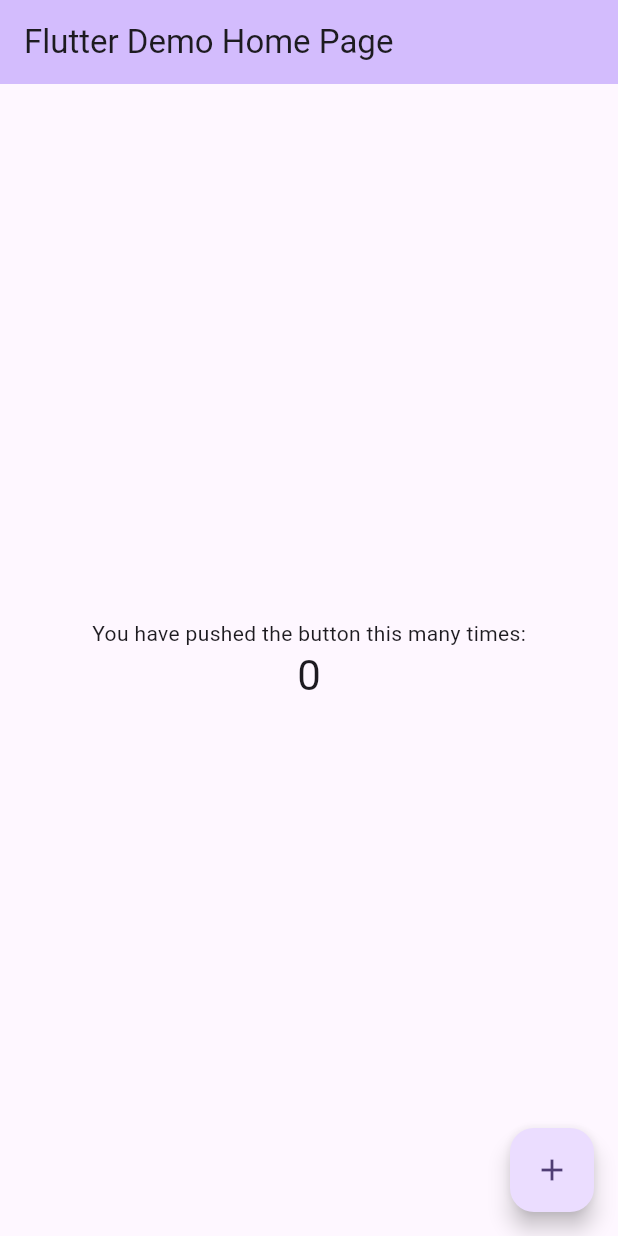
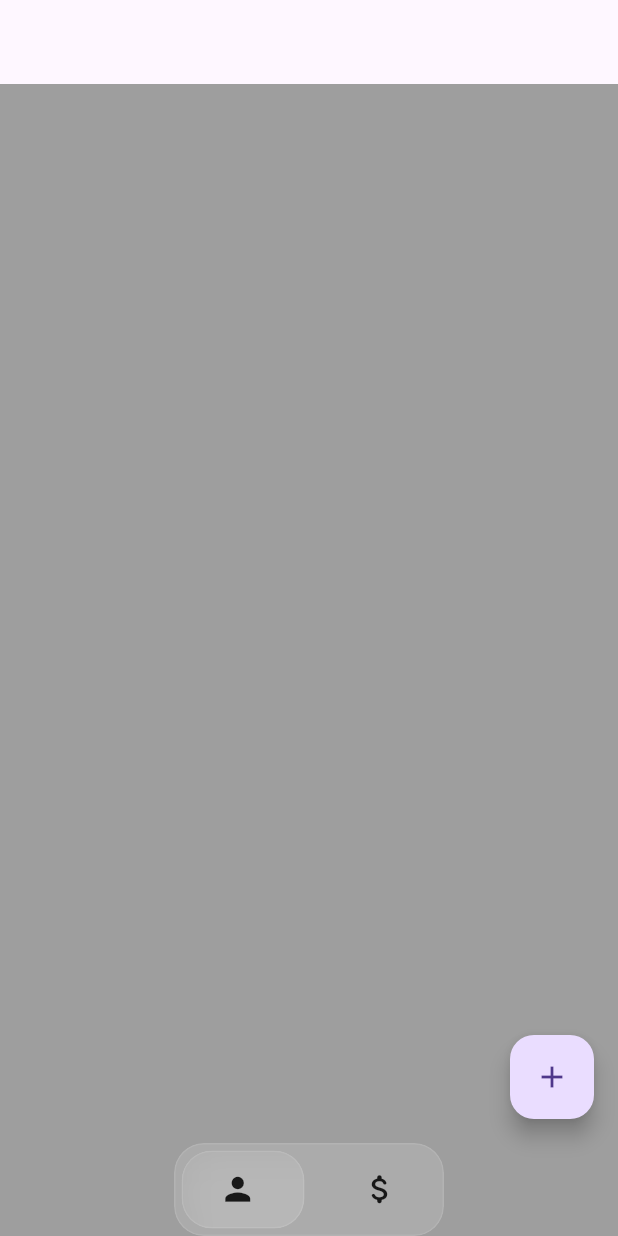
Before and after one commit to TCC-Gym-Admin/TCC-Gym-Admin-Front, a Flutter app: the screen it shows after launch, on a phone screen of 412 x 824 dp. Run offline on Flutter 3.47's test engine with Material 3 defaults, Android fonts, the phone set to English and light mode, and no system bars; our stand-ins replace equatable, flutter_bloc, flutter_modular.

Commit message:
create nav bar with liquid glass

```diff
--- /dev/null
+++ b/lib/app/app_module.dart
@@ -0,0 +1,15 @@
+import 'package:flutter_modular/flutter_modular.dart';
+import 'package:tcc_gym_admin_front/feature/home/home_module.dart';
+
+class AppModule extends Module {
+  @override
+  List<Module> get imports => [];
+
+  @override
+  void binds(Injector i) {}
+
+  @override
+  void routes(RouteManager r) {
+    r.module('/', module: HomeModule());
+  }
+}
--- a/lib/app/app_widget.dart
+++ b/lib/app/app_widget.dart
@@ -1,17 +1,19 @@
 import 'package:flutter/material.dart';
-import 'package:tcc_gym_admin_front/feature/home/page/home_page.dart';
+import 'package:flutter_modular/flutter_modular.dart';
 
-class MyApp extends StatelessWidget {
-  const MyApp({super.key});
+class AppWidget extends StatelessWidget {
+  const AppWidget({super.key});
 
   @override
   Widget build(BuildContext context) {
-    return MaterialApp(
+    return MaterialApp.router(
       title: 'Flutter Demo',
-      theme: ThemeData(
-        colorScheme: ColorScheme.fromSeed(seedColor: Colors.deepPurple),
-      ),
-      home: const MyHomePage(title: 'Flutter Demo Home Page'),
+      theme: ThemeData(),
+      routerConfig: Modular.routerConfig,
+      debugShowCheckedModeBanner: false,
+      builder: (context, child) {
+        return MediaQuery(data: MediaQuery.of(context), child: child!);
+      },
     );
   }
 }
--- /dev/null
+++ b/lib/core/widget/liquid_glass.dart
@@ -0,0 +1,25 @@
+import 'dart:ui';
+
+import 'package:flutter/material.dart';
+
+Widget liquidGlass({
+  required Widget child,
+  double blur = 15,
+  int opacity = 35,
+  BorderRadius borderRadius = const BorderRadius.all(Radius.circular(20)),
+}) {
+  return ClipRRect(
+    borderRadius: borderRadius,
+    child: BackdropFilter(
+      filter: ImageFilter.blur(sigmaX: blur, sigmaY: blur),
+      child: Container(
+        decoration: BoxDecoration(
+          color: Colors.white.withAlpha(opacity),
+          borderRadius: borderRadius,
+          border: Border.all(color: Colors.white.withAlpha(25)),
+        ),
+        child: child,
+      ),
+    ),
+  );
+}
--- /dev/null
+++ b/lib/feature/home/cubit/home_cubit.dart
@@ -0,0 +1,10 @@
+import 'package:flutter_bloc/flutter_bloc.dart';
+import 'package:tcc_gym_admin_front/feature/home/cubit/home_state.dart';
+
+class HomeCubit extends Cubit<HomeState> {
+  HomeCubit() : super(const HomeState());
+
+  void setSelectedIndex(int index) {
+    emit(state.copyWith(selectedIndex: index));
+  }
+}
--- /dev/null
+++ b/lib/feature/home/cubit/home_state.dart
@@ -0,0 +1,14 @@
+import 'package:equatable/equatable.dart';
+
+class HomeState extends Equatable {
+  final int selectedIndex;
+
+  const HomeState({this.selectedIndex = 0});
+
+  HomeState copyWith({int? selectedIndex}) {
+    return HomeState(selectedIndex: selectedIndex ?? this.selectedIndex);
+  }
+
+  @override
+  List<Object?> get props => [selectedIndex];
+}
--- a/lib/feature/home/home_module.dart
+++ b/lib/feature/home/home_module.dart
@@ -0,0 +1,18 @@
+import 'package:flutter_modular/flutter_modular.dart';
+import 'package:tcc_gym_admin_front/feature/home/cubit/home_cubit.dart';
+import 'package:tcc_gym_admin_front/feature/home/page/home_page.dart';
+
+class HomeModule extends Module {
+  @override
+  List<Module> get imports => [];
+
+  @override
+  void binds(Injector i) {
+    i.addLazySingleton<HomeCubit>(HomeCubit.new);
+  }
+
+  @override
+  void routes(RouteManager r) {
+    r.child('/', child: (context) => HomePage());
+  }
+}
--- /dev/null
+++ b/lib/feature/home/page/employees_page.dart
@@ -0,0 +1,15 @@
+import 'package:flutter/material.dart';
+
+class EmployeesPage extends StatefulWidget {
+  const EmployeesPage({super.key});
+
+  @override
+  State<EmployeesPage> createState() => _EmployeesPageState();
+}
+
+class _EmployeesPageState extends State<EmployeesPage> {
+  @override
+  Widget build(BuildContext context) {
+    return Container(color: Colors.grey);
+  }
+}
--- a/lib/feature/home/page/home_page.dart
+++ b/lib/feature/home/page/home_page.dart
@@ -1,47 +1,43 @@
 import 'package:flutter/material.dart';
+import 'package:flutter_bloc/flutter_bloc.dart';
+import 'package:flutter_modular/flutter_modular.dart';
+import 'package:tcc_gym_admin_front/feature/home/cubit/home_cubit.dart';
+import 'package:tcc_gym_admin_front/feature/home/cubit/home_state.dart';
+import 'package:tcc_gym_admin_front/feature/home/page/employees_page.dart';
+import 'package:tcc_gym_admin_front/feature/home/page/payments_page.dart';
+import 'package:tcc_gym_admin_front/feature/home/widgets/nav_bar/home_nav.dart';
 
-class MyHomePage extends StatefulWidget {
-  const MyHomePage({super.key, required this.title});
-
-  final String title;
+class HomePage extends StatefulWidget {
+  const HomePage();
 
   @override
-  State<MyHomePage> createState() => _MyHomePageState();
+  State<HomePage> createState() => _HomePageState();
 }
 
-class _MyHomePageState extends State<MyHomePage> {
-  int _counter = 0;
+class _HomePageState extends State<HomePage> {
+  final homeCubit = Modular.get<HomeCubit>();
 
-  void _incrementCounter() {
-    setState(() {
-      _counter++;
-    });
-  }
+  List<Widget> get _pages => [EmployeesPage(), PaymentsPage()];
 
   @override
   Widget build(BuildContext context) {
-    return Scaffold(
-      appBar: AppBar(
-        backgroundColor: Theme.of(context).colorScheme.inversePrimary,
-        title: Text(widget.title),
-      ),
-      body: Center(
-        child: Column(
-          mainAxisAlignment: .center,
-          children: <Widget>[
-            const Text('You have pushed the button this many times:'),
-            Text(
-              '$_counter',
-              style: Theme.of(context).textTheme.headlineMedium,
-            ),
-          ],
-        ),
-      ),
-      floatingActionButton: FloatingActionButton(
-        onPressed: _incrementCounter,
-        tooltip: 'Increment',
-        child: const Icon(Icons.add),
-      ),
+    return BlocBuilder<HomeCubit, HomeState>(
+      bloc: homeCubit,
+      builder: (context, state) {
+        return Scaffold(
+          extendBody: true,
+          appBar: AppBar(title: Text("")),
+          body: _pages[state.selectedIndex],
+          bottomNavigationBar: HomeNavBar(selectedIndex: state.selectedIndex),
+          floatingActionButton: state.selectedIndex == 0
+              ? FloatingActionButton(
+                  onPressed: () {},
+                  tooltip: 'Increment',
+                  child: const Icon(Icons.add),
+                )
+              : null,
+        );
+      },
     );
   }
 }
--- /dev/null
+++ b/lib/feature/home/page/payments_page.dart
@@ -0,0 +1,15 @@
+import 'package:flutter/material.dart';
+
+class PaymentsPage extends StatefulWidget {
+  const PaymentsPage({super.key});
+
+  @override
+  State<PaymentsPage> createState() => _PaymentsPageState();
+}
+
+class _PaymentsPageState extends State<PaymentsPage> {
+  @override
+  Widget build(BuildContext context) {
+    return Container(color: Colors.black);
+  }
+}
--- /dev/null
+++ b/lib/feature/home/widgets/nav_bar/animated_indicator.dart
@@ -0,0 +1,33 @@
+import 'package:flutter/material.dart';
+import 'package:tcc_gym_admin_front/core/widget/liquid_glass.dart';
+
+class AnimatedIndicator extends StatelessWidget {
+  const AnimatedIndicator({
+    super.key,
+    required this.selectedIndex,
+    required this.navWidth,
+    required this.indicatorWidth,
+  });
+
+  final int selectedIndex;
+  final double navWidth;
+  final double indicatorWidth;
+
+  @override
+  Widget build(BuildContext context) {
+    return AnimatedPositioned(
+      duration: const Duration(milliseconds: 300),
+      curve: Curves.easeOutCubic,
+      left: selectedIndex == 0
+          ? (navWidth / 4) - (indicatorWidth / 2)
+          : (navWidth * 3 / 4) - (indicatorWidth / 2),
+      child: liquidGlass(
+        child: Container(
+          height: 50,
+          width: indicatorWidth,
+          decoration: BoxDecoration(borderRadius: BorderRadius.circular(10)),
+        ),
+      ),
+    );
+  }
+}
--- /dev/null
+++ b/lib/feature/home/widgets/nav_bar/bottom_nav_bar.dart
@@ -0,0 +1,34 @@
+import 'package:flutter/material.dart';
+
+class BottomNavBar extends StatelessWidget {
+  final Function(int) onTabSelected;
+  final int index;
+  final String label;
+  final IconData icon;
+  const BottomNavBar({
+    required this.onTabSelected,
+    required this.index,
+    required this.icon,
+    required this.label,
+    super.key,
+  });
+
+  @override
+  Widget build(BuildContext context) {
+    return Material(
+      color: Colors.transparent,
+      child: GestureDetector(
+        onTap: () => onTabSelected(index),
+        child: Container(
+          color: Colors.transparent,
+          height: 55,
+          width: 55,
+          child: Column(
+            mainAxisAlignment: .center,
+            children: [Icon(icon, size: 25)],
+          ),
+        ),
+      ),
+    );
+  }
+}
--- /dev/null
+++ b/lib/feature/home/widgets/nav_bar/home_nav.dart
@@ -0,0 +1,73 @@
+import 'package:flutter/material.dart';
+import 'package:flutter_bloc/flutter_bloc.dart';
+import 'package:flutter_modular/flutter_modular.dart';
+import 'package:tcc_gym_admin_front/core/widget/liquid_glass.dart';
+import 'package:tcc_gym_admin_front/feature/home/cubit/home_cubit.dart';
+import 'package:tcc_gym_admin_front/feature/home/cubit/home_state.dart';
+import 'package:tcc_gym_admin_front/feature/home/widgets/nav_bar/animated_indicator.dart';
+import 'package:tcc_gym_admin_front/feature/home/widgets/nav_bar/bottom_nav_bar.dart';
+
+class HomeNavBar extends StatelessWidget {
+  final int selectedIndex;
+  HomeNavBar({required this.selectedIndex, super.key});
+
+  final homeCubit = Modular.get<HomeCubit>();
+
+  void onTabSelected(int index) {
+    homeCubit.setSelectedIndex(index);
+    Modular.to.popUntil((route) => route.isFirst);
+  }
+
+  @override
+  Widget build(BuildContext context) {
+    const double navWidth = 180;
+    const double indicatorWidth = 80;
+
+    return SafeArea(
+      child: BlocBuilder<HomeCubit, HomeState>(
+        bloc: homeCubit,
+        builder: (context, state) {
+          return Column(
+            mainAxisSize: MainAxisSize.min,
+            children: [
+              SizedBox(
+                width: navWidth,
+                child: Stack(
+                  alignment: Alignment.center,
+                  children: [
+                    liquidGlass(child: SizedBox(height: 60, width: navWidth)),
+                    AnimatedIndicator(
+                      selectedIndex: selectedIndex,
+                      navWidth: navWidth,
+                      indicatorWidth: indicatorWidth,
+                    ),
+                    Padding(
+                      padding: const EdgeInsets.symmetric(horizontal: 15.0),
+                      child: Row(
+                        mainAxisAlignment: MainAxisAlignment.spaceBetween,
+                        children: [
+                          BottomNavBar(
+                            icon: Icons.person,
+                            index: 0,
+                            onTabSelected: onTabSelected,
+                            label: "Funcionários",
+                          ),
+                          BottomNavBar(
+                            index: 1,
+                            icon: Icons.attach_money_rounded,
+                            onTabSelected: onTabSelected,
+                            label: "Pagamentos",
+                          ),
+                        ],
+                      ),
+                    ),
+                  ],
+                ),
+              ),
+            ],
+          );
+        },
+      ),
+    );
+  }
+}
--- a/lib/main.dart
+++ b/lib/main.dart
@@ -1,6 +1,8 @@
 import 'package:flutter/material.dart';
+import 'package:flutter_modular/flutter_modular.dart';
+import 'package:tcc_gym_admin_front/app/app_module.dart';
 import 'package:tcc_gym_admin_front/app/app_widget.dart';
 
 void main() {
-  runApp(const MyApp());
+  runApp(ModularApp(module: AppModule(), child: const AppWidget()));
 }
--- a/pubspec.yaml
+++ b/pubspec.yaml
@@ -13,6 +13,8 @@ dependencies:
 
   cupertino_icons: ^1.0.8
   flutter_modular: ^6.4.1
+  flutter_bloc: ^9.1.1
+  equatable: ^2.0.8
 
 dev_dependencies:
   flutter_test:
```
Also changed, not shown: pubspec.lock.
